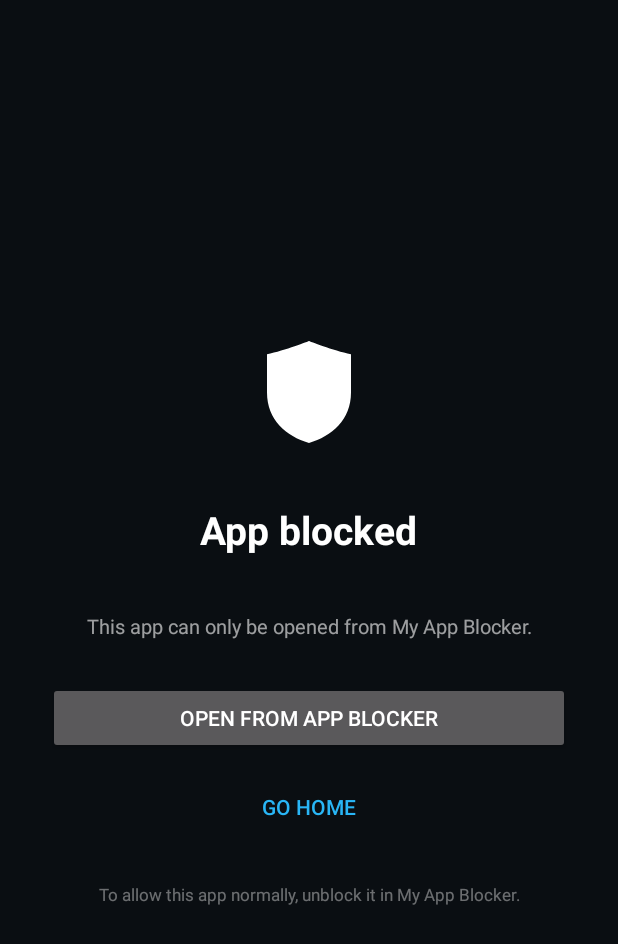
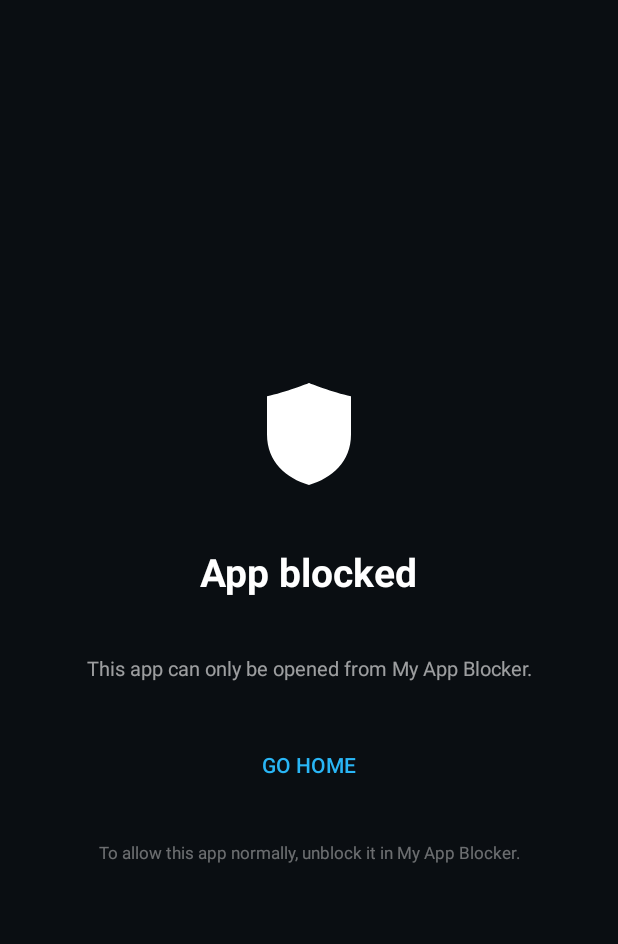
Before and after one commit to mughaleazamrestaurant11-droid/APP-BLOCKER, an Android app: the BlockedActivity screen opened directly, with no data from a screen before it, on a phone screen of 412 x 824 dp. Shown: the top 944 px of the screen. Run offline under Robolectric (Android 15) with nearby library versions, the phone set to English and light mode, and no system bars.

Commit message:
Remove bypass button from blocked cover - blocked apps can only open from inside this app

```diff
--- a/app/src/main/res/layout/activity_blocked.xml
+++ b/app/src/main/res/layout/activity_blocked.xml
@@ -41,18 +41,11 @@
         android:textSize="13sp"/>
 
     <Button
-        android:id="@+id/btn_open_here"
+        android:id="@+id/btn_home"
+        style="?android:attr/buttonBarButtonStyle"
         android:layout_width="match_parent"
         android:layout_height="wrap_content"
         android:layout_marginTop="28dp"
-        android:text="Open from App Blocker"/>
-
-    <Button
-        android:id="@+id/btn_home"
-        android:layout_width="match_parent"
-        android:layout_height="wrap_content"
-        android:layout_marginTop="8dp"
-        style="?android:attr/buttonBarButtonStyle"
         android:text="Go home"/>
 
     <TextView
```
Also changed, not shown: app/src/main/java/com/classic/myappblocker/BlockedActivity.kt (+0 -10 lines), 1 other file.
